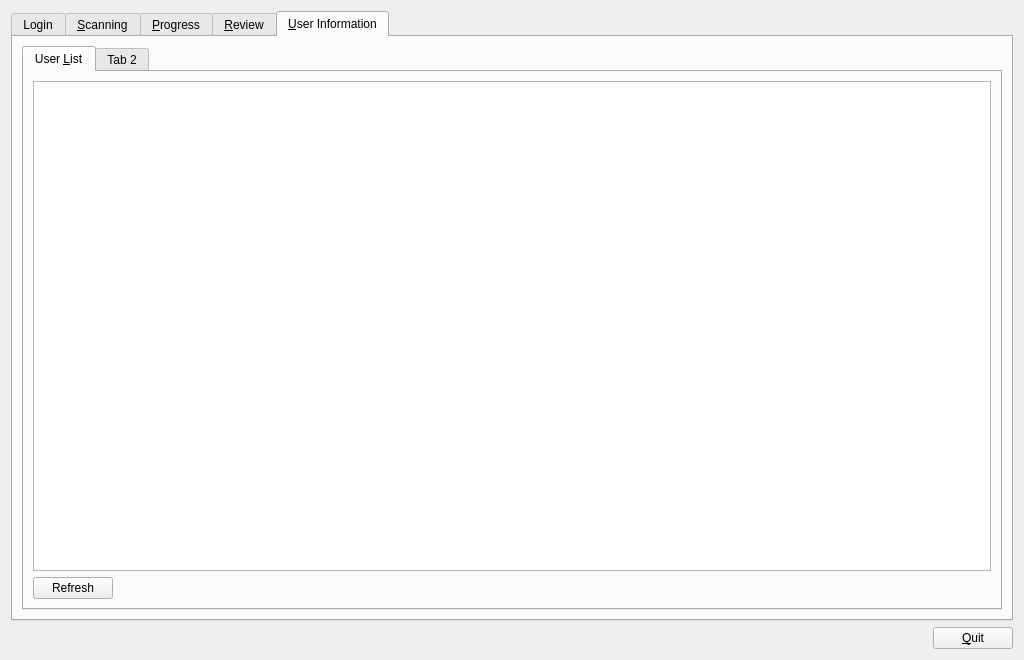
This is qtCreatorFiles/ui_manager.ui in plomgrading/plom as Qt 5 draws it before an edit. The edited form follows.
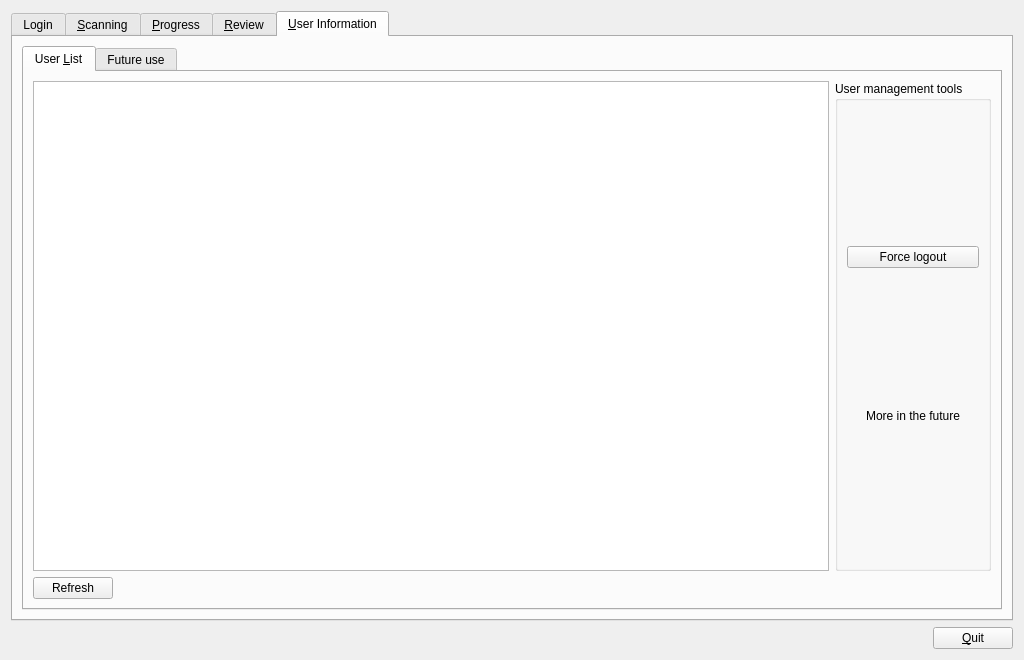
This is the edited form. The open tabs and pages were chosen to show the change.

Commit message: Manager can now force-logout user. Still need to cleanup client

Diff of the .ui file:
```diff
--- a/qtCreatorFiles/ui_manager.ui
+++ b/qtCreatorFiles/ui_manager.ui
@@ -1077,16 +1077,85 @@
           <attribute name="title">
            <string>User &amp;List</string>
           </attribute>
-          <layout class="QVBoxLayout" name="verticalLayout_22">
+          <layout class="QVBoxLayout" name="verticalLayout_23">
            <item>
-            <widget class="QTableWidget" name="userListTW">
-             <property name="alternatingRowColors">
-              <bool>true</bool>
-             </property>
-             <attribute name="verticalHeaderVisible">
-              <bool>false</bool>
-             </attribute>
-            </widget>
+            <layout class="QHBoxLayout" name="horizontalLayout_20">
+             <item>
+              <widget class="QTableWidget" name="userListTW">
+               <property name="alternatingRowColors">
+                <bool>true</bool>
+               </property>
+               <attribute name="verticalHeaderVisible">
+                <bool>false</bool>
+               </attribute>
+              </widget>
+             </item>
+             <item>
+              <widget class="QGroupBox" name="groupBox_5">
+               <property name="title">
+                <string>User management tools</string>
+               </property>
+               <layout class="QVBoxLayout" name="verticalLayout_22">
+                <item>
+                 <spacer name="verticalSpacer_5">
+                  <property name="orientation">
+                   <enum>Qt::Vertical</enum>
+                  </property>
+                  <property name="sizeHint" stdset="0">
+                   <size>
+                    <width>20</width>
+                    <height>40</height>
+                   </size>
+                  </property>
+                 </spacer>
+                </item>
+                <item>
+                 <widget class="QPushButton" name="forceLogoutB">
+                  <property name="text">
+                   <string>Force logout</string>
+                  </property>
+                 </widget>
+                </item>
+                <item>
+                 <spacer name="verticalSpacer_3">
+                  <property name="orientation">
+                   <enum>Qt::Vertical</enum>
+                  </property>
+                  <property name="sizeHint" stdset="0">
+                   <size>
+                    <width>20</width>
+                    <height>113</height>
+                   </size>
+                  </property>
+                 </spacer>
+                </item>
+                <item>
+                 <widget class="QLabel" name="label_10">
+                  <property name="text">
+                   <string>More in the future</string>
+                  </property>
+                  <property name="alignment">
+                   <set>Qt::AlignCenter</set>
+                  </property>
+                 </widget>
+                </item>
+                <item>
+                 <spacer name="verticalSpacer_4">
+                  <property name="orientation">
+                   <enum>Qt::Vertical</enum>
+                  </property>
+                  <property name="sizeHint" stdset="0">
+                   <size>
+                    <width>20</width>
+                    <height>114</height>
+                   </size>
+                  </property>
+                 </spacer>
+                </item>
+               </layout>
+              </widget>
+             </item>
+            </layout>
            </item>
            <item>
             <layout class="QHBoxLayout" name="horizontalLayout_18">
@@ -1116,7 +1185,7 @@
          </widget>
          <widget class="QWidget" name="tab_3">
           <attribute name="title">
-           <string>Tab 2</string>
+           <string>Future use</string>
           </attribute>
          </widget>
         </widget>
```
Left out of the diff: 17 changed lines with no effect on the pictures. The commit also changes 2 other files.
